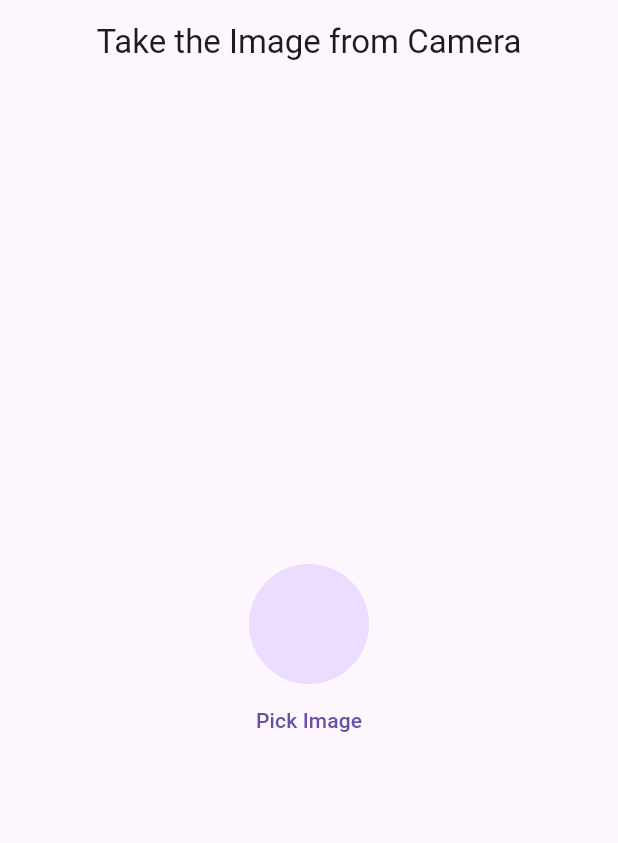
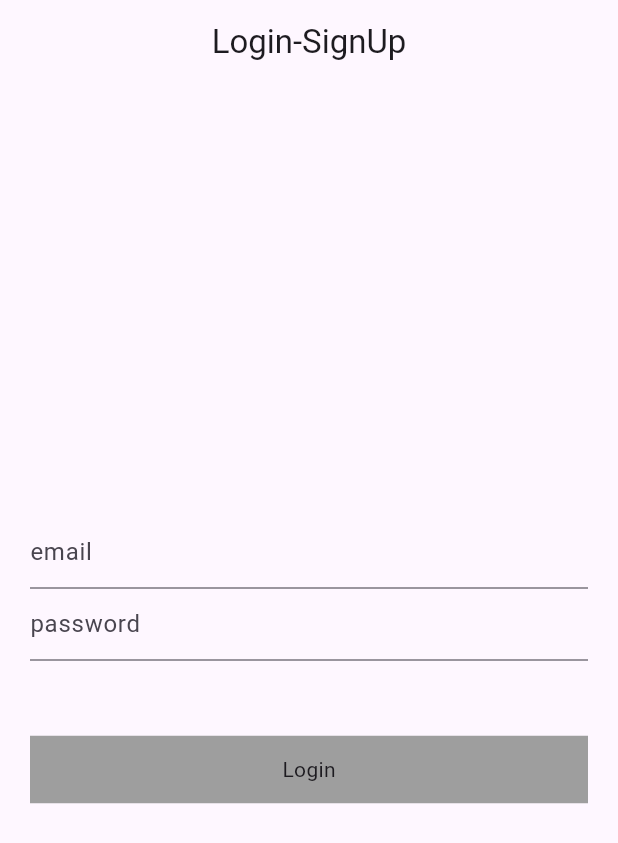
Before and after one commit to Rajan804/GetX-Tutorial-Using-Flutter, a Flutter app: the screen it shows after launch, on a phone screen of 412 x 824 dp. Shown: the top 843 px of the screen. Run offline on Flutter 3.47's test engine with Material 3 defaults, Android fonts, the phone set to English and light mode, and no system bars; our stand-ins replace get, image_picker.

Commit message:
login with Getx using api

```diff
--- /dev/null
+++ b/lib/LoginSignUpWithGetx/LoginSignUpController.dart
@@ -0,0 +1,38 @@
+import 'dart:convert';
+
+import 'package:flutter/material.dart';
+import 'package:get/get.dart';
+import 'package:http/http.dart';
+
+class Loginsignupcontroller extends GetxController {
+  final emailController = TextEditingController().obs;
+  final passController = TextEditingController().obs;
+  RxBool loading = false.obs;
+
+  void loginApi() async {
+    loading.value = true;
+    try {
+      final response =
+          await post(Uri.parse("https://reqres.in/api/login"), body: {
+        'email': emailController.value.text,
+        'password': passController.value.text,
+      });
+
+      var data = jsonDecode(response.body);
+      print(response.statusCode);
+      print(data);
+
+      if (response.statusCode == 200) {
+        loading.value = false;
+        Get.snackbar("Login Successfull", 'Congratulations');
+      } else {
+        loading.value = false;
+
+        Get.snackbar("Login failed", data['error']);
+      }
+    } catch (e) {
+      loading.value = false;
+      Get.snackbar("Exception", e.toString());
+    }
+  }
+}
--- /dev/null
+++ b/lib/LoginSignUpWithGetx/LoginSingHome.dart
@@ -0,0 +1,71 @@
+import 'package:first_tutorial1/LoginSignUpWithGetx/LoginSignUpController.dart';
+import 'package:flutter/material.dart';
+import 'package:get/get.dart';
+
+class Loginsinghome extends StatefulWidget {
+  const Loginsinghome({super.key});
+
+  @override
+  State<Loginsinghome> createState() => _LoginsinghomeState();
+}
+
+class _LoginsinghomeState extends State<Loginsinghome> {
+  Loginsignupcontroller loginsignupcontroller =
+      Get.put(Loginsignupcontroller());
+
+  @override
+  void initState() {
+    // TODO: implement initState
+    super.initState();
+  }
+
+  @override
+  Widget build(BuildContext context) {
+    return Scaffold(
+      appBar: AppBar(
+        title: Text("Login-SignUp"),
+        centerTitle: true,
+      ),
+      body: Padding(
+        padding: EdgeInsets.symmetric(horizontal: 20),
+        child: Column(
+          mainAxisAlignment: MainAxisAlignment.center,
+          crossAxisAlignment: CrossAxisAlignment.center,
+          children: [
+            TextFormField(
+              controller: loginsignupcontroller.emailController.value,
+              decoration: InputDecoration(
+                hintText: "email",
+              ),
+            ),
+            TextFormField(
+              controller: loginsignupcontroller.passController.value,
+              decoration: InputDecoration(
+                hintText: "password",
+              ),
+            ),
+            SizedBox(
+              height: 50,
+            ),
+            Obx(() {
+              return InkWell(
+                onTap: () {
+                  loginsignupcontroller.loginApi();
+                },
+                child: loginsignupcontroller.loading.value
+                    ? CircularProgressIndicator()
+                    : Container(
+                        height: 45,
+                        color: Colors.grey,
+                        child: Center(
+                          child: Text("Login"),
+                        ),
+                      ),
+              );
+            })
+          ],
+        ),
+      ),
+    );
+  }
+}
--- a/lib/main.dart
+++ b/lib/main.dart
@@ -38,6 +38,7 @@
 // State Management
 import 'package:first_tutorial1/AddFavInGetX/FavHome.dart';
 import 'package:first_tutorial1/GetXwithSwitchBtn/SwithBtnHome.dart';
+import 'package:first_tutorial1/LoginSignUpWithGetx/LoginSingHome.dart';
 import 'package:first_tutorial1/StateManagement/HomeStateMan.dart';
 import 'package:first_tutorial1/StateManagement2/Home_opacity.dart';
 import 'package:first_tutorial1/takeImgFromCamOrGallery/TakeImgHome.dart';
@@ -62,7 +63,8 @@ class MyApp extends StatelessWidget {
       //home: HomeOpacity(),
       // home: Swithbtnhome(),
       //home: Favhome(),
-      home: Takeimghome(),
+      //home: Takeimghome(),
+      home: Loginsinghome(),
     );
   }
 }
--- a/pubspec.yaml
+++ b/pubspec.yaml
@@ -38,6 +38,7 @@ dependencies:
   image_picker: ^1.1.2
   image_picker_web: ^4.0.0
   get: ^4.6.6
+  http: ^1.2.2
 
 dev_dependencies:
   flutter_test:
```
Also changed, not shown: pubspec.lock.
